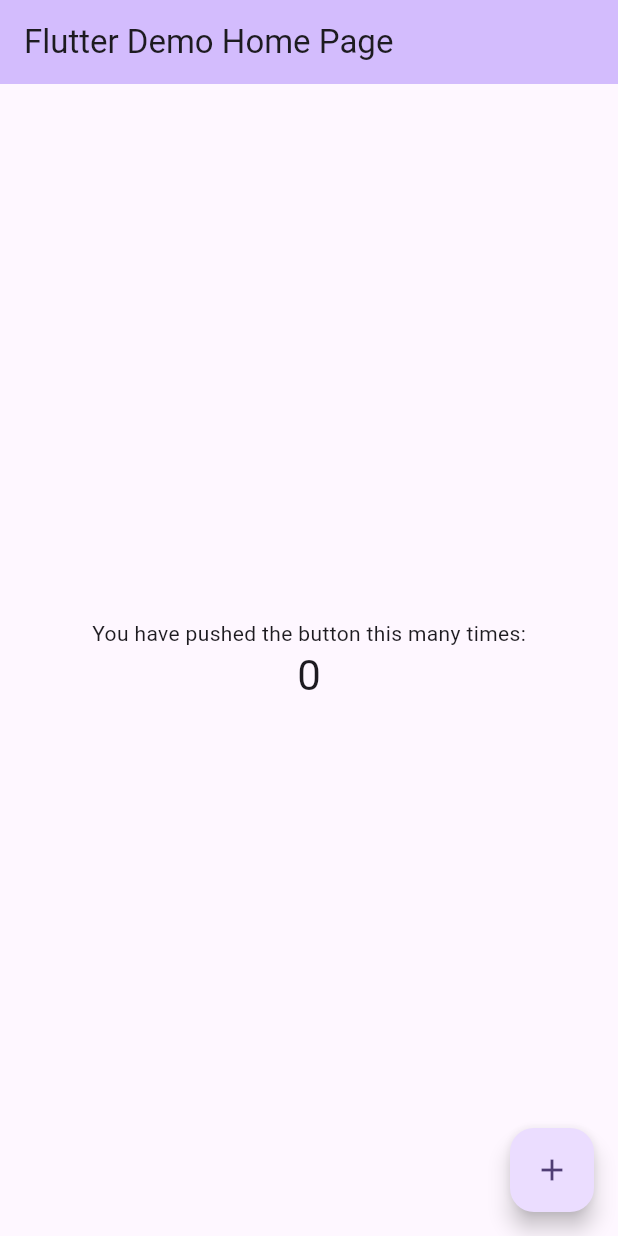
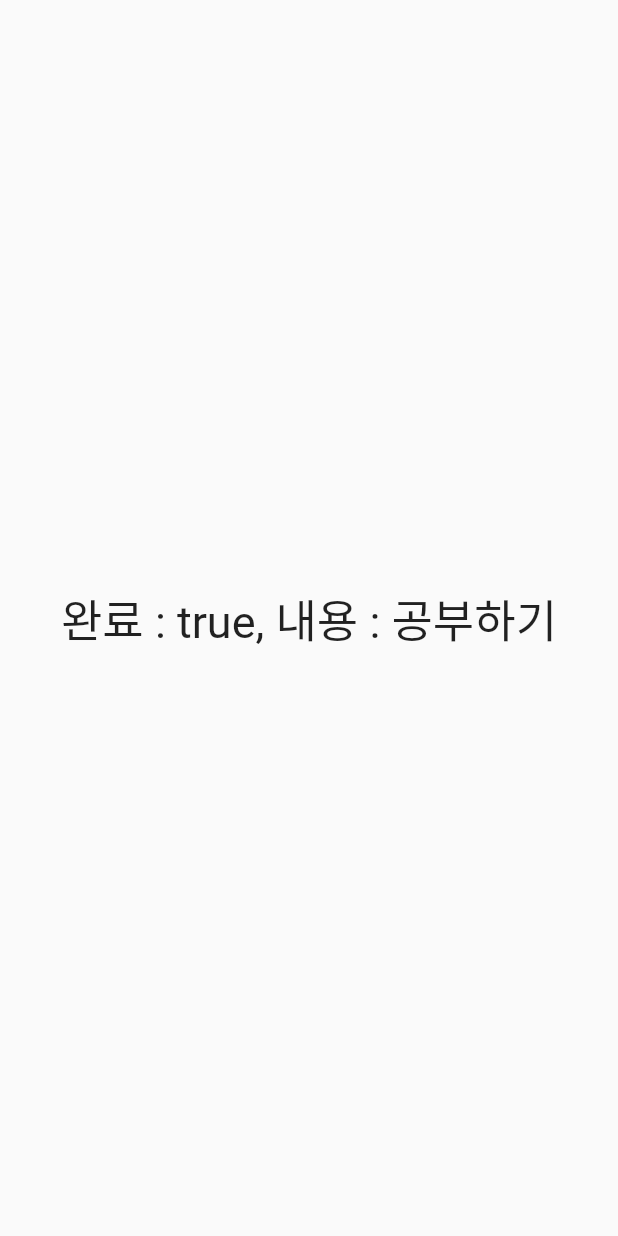
Before and after one commit to unjoo31/flutter-riverpod-2, a Flutter app: the screen it shows after launch, on a phone screen of 412 x 824 dp. Run offline on Flutter 3.47's test engine with Material 2 defaults, Android fonts, the phone set to English and light mode, and no system bars; our stand-ins replace flutter_riverpod.

Commit message:
git commit "완료"

```diff
--- a/lib/main.dart
+++ b/lib/main.dart
@@ -1,125 +1,46 @@
 import 'package:flutter/material.dart';
+import 'package:flutter_riverpod/flutter_riverpod.dart';
+import 'package:flutter_riverpod2/todo.dart';
 
 void main() {
-  runApp(const MyApp());
+  // 1. Riverpod을 사용하기 위해 ProviderScope로 MyApp을 설정해줍니다.
+  runApp(
+    ProviderScope(
+      child: const MyApp(),
+    ),
+  );
 }
 
 class MyApp extends StatelessWidget {
   const MyApp({super.key});
 
-  // This widget is the root of your application.
   @override
   Widget build(BuildContext context) {
     return MaterialApp(
-      title: 'Flutter Demo',
-      theme: ThemeData(
-        // This is the theme of your application.
-        //
-        // TRY THIS: Try running your application with "flutter run". You'll see
-        // the application has a blue toolbar. Then, without quitting the app,
-        // try changing the seedColor in the colorScheme below to Colors.green
-        // and then invoke "hot reload" (save your changes or press the "hot
-        // reload" button in a Flutter-supported IDE, or press "r" if you used
-        // the command line to start the app).
-        //
-        // Notice that the counter didn't reset back to zero; the application
-        // state is not lost during the reload. To reset the state, use hot
-        // restart instead.
-        //
-        // This works for code too, not just values: Most code changes can be
-        // tested with just a hot reload.
-        colorScheme: ColorScheme.fromSeed(seedColor: Colors.deepPurple),
-        useMaterial3: true,
-      ),
-      home: const MyHomePage(title: 'Flutter Demo Home Page'),
+      home: TodoPage(),
     );
   }
 }
 
-class MyHomePage extends StatefulWidget {
-  const MyHomePage({super.key, required this.title});
+// 2. 위젯을 ConsumerWidget으로 만들면 Provider에 접근할 수 있습니다.
+class TodoPage extends ConsumerWidget {
+  const TodoPage({super.key});
 
-  // This widget is the home page of your application. It is stateful, meaning
-  // that it has a State object (defined below) that contains fields that affect
-  // how it looks.
-
-  // This class is the configuration for the state. It holds the values (in this
-  // case the title) provided by the parent (in this case the App widget) and
-  // used by the build method of the State. Fields in a Widget subclass are
-  // always marked "final".
-
-  final String title;
-
+  // 3. ConsumerWidget 클래스의 build 메서드는 WidgetRef를 참조할 수 있습니다.
   @override
-  State<MyHomePage> createState() => _MyHomePageState();
-}
-
-class _MyHomePageState extends State<MyHomePage> {
-  int _counter = 0;
-
-  void _incrementCounter() {
-    setState(() {
-      // This call to setState tells the Flutter framework that something has
-      // changed in this State, which causes it to rerun the build method below
-      // so that the display can reflect the updated values. If we changed
-      // _counter without calling setState(), then the build method would not be
-      // called again, and so nothing would appear to happen.
-      _counter++;
-    });
-  }
-
-  @override
-  Widget build(BuildContext context) {
-    // This method is rerun every time setState is called, for instance as done
-    // by the _incrementCounter method above.
-    //
-    // The Flutter framework has been optimized to make rerunning build methods
-    // fast, so that you can just rebuild anything that needs updating rather
-    // than having to individually change instances of widgets.
+  Widget build(BuildContext context, WidgetRef ref) {
+    // 4. ref를 통해 Provider가 관리하는 상태(데이터)에 접근할 수 있습니다.
+    // 5. ref.read()는 상태값을 한번만 수신할 때 사용합니다.
+    // 6. ref.watch()는 상태값이 변경되는 것을 계속 수신할 때 사용합니다.
+    // 7. Provider는 상태 변경이 될 수 없기 때문에 read()로 수신합니다.
+    Todo todo = ref.read(todoProvider);
     return Scaffold(
-      appBar: AppBar(
-        // TRY THIS: Try changing the color here to a specific color (to
-        // Colors.amber, perhaps?) and trigger a hot reload to see the AppBar
-        // change color while the other colors stay the same.
-        backgroundColor: Theme.of(context).colorScheme.inversePrimary,
-        // Here we take the value from the MyHomePage object that was created by
-        // the App.build method, and use it to set our appbar title.
-        title: Text(widget.title),
-      ),
       body: Center(
-        // Center is a layout widget. It takes a single child and positions it
-        // in the middle of the parent.
-        child: Column(
-          // Column is also a layout widget. It takes a list of children and
-          // arranges them vertically. By default, it sizes itself to fit its
-          // children horizontally, and tries to be as tall as its parent.
-          //
-          // Column has various properties to control how it sizes itself and
-          // how it positions its children. Here we use mainAxisAlignment to
-          // center the children vertically; the main axis here is the vertical
-          // axis because Columns are vertical (the cross axis would be
-          // horizontal).
-          //
-          // TRY THIS: Invoke "debug painting" (choose the "Toggle Debug Paint"
-          // action in the IDE, or press "p" in the console), to see the
-          // wireframe for each widget.
-          mainAxisAlignment: MainAxisAlignment.center,
-          children: <Widget>[
-            const Text(
-              'You have pushed the button this many times:',
-            ),
-            Text(
-              '$_counter',
-              style: Theme.of(context).textTheme.headlineMedium,
-            ),
-          ],
+        child: Text(
+          "완료 : ${todo.isCompleted}, 내용 : ${todo.description}",
+          style: TextStyle(fontSize: 30),
         ),
       ),
-      floatingActionButton: FloatingActionButton(
-        onPressed: _incrementCounter,
-        tooltip: 'Increment',
-        child: const Icon(Icons.add),
-      ), // This trailing comma makes auto-formatting nicer for build methods.
     );
   }
 }
--- /dev/null
+++ b/lib/todo.dart
@@ -0,0 +1,13 @@
+import 'package:flutter_riverpod/flutter_riverpod.dart';
+
+class Todo {
+// 1. Todo 객체
+  final bool isCompleted;
+  final String description;
+  Todo(this.isCompleted, this.description);
+}
+
+// 2. Provider 생성 (provider는 todo의 데이터를 관리합니다)
+final todoProvider = Provider<Todo>((ref) {
+  return Todo(true, "공부하기");
+});
--- a/pubspec.yaml
+++ b/pubspec.yaml
@@ -35,6 +35,7 @@ dependencies:
   # The following adds the Cupertino Icons font to your application.
   # Use with the CupertinoIcons class for iOS style icons.
   cupertino_icons: ^1.0.2
+  flutter_riverpod: ^2.4.4
 
 dev_dependencies:
   flutter_test:
```
Also changed, not shown: pubspec.lock.
